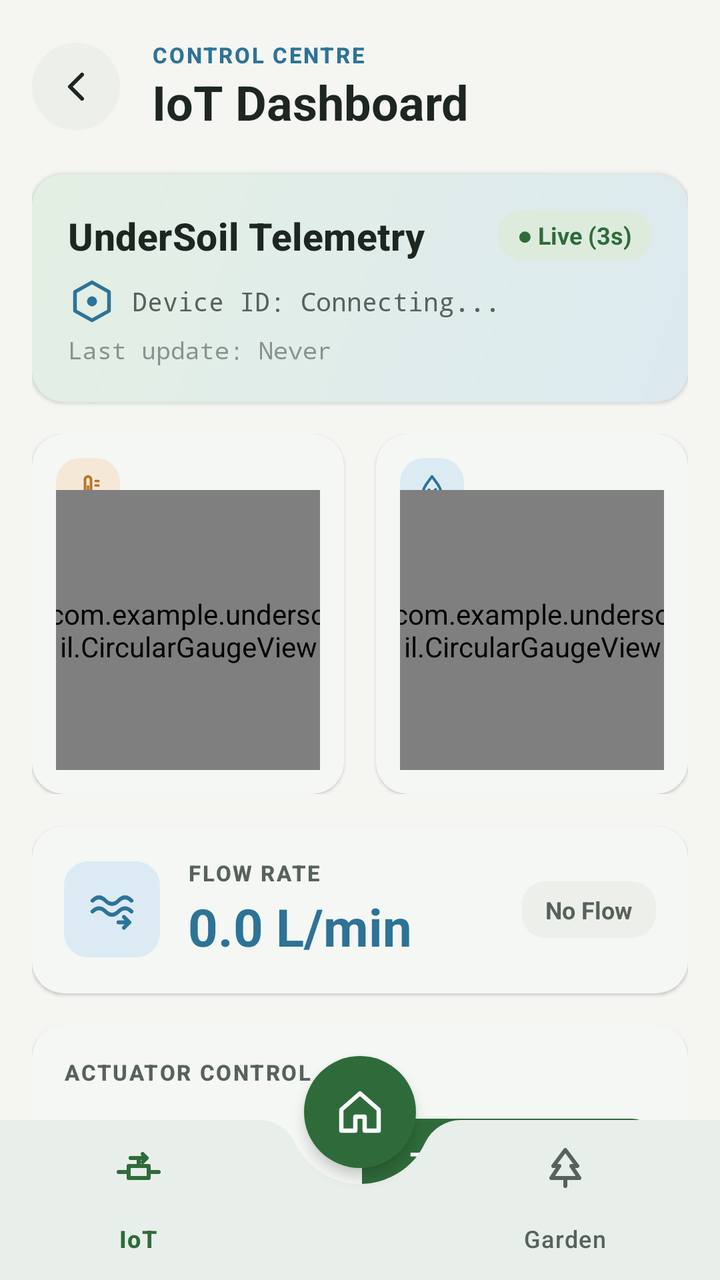
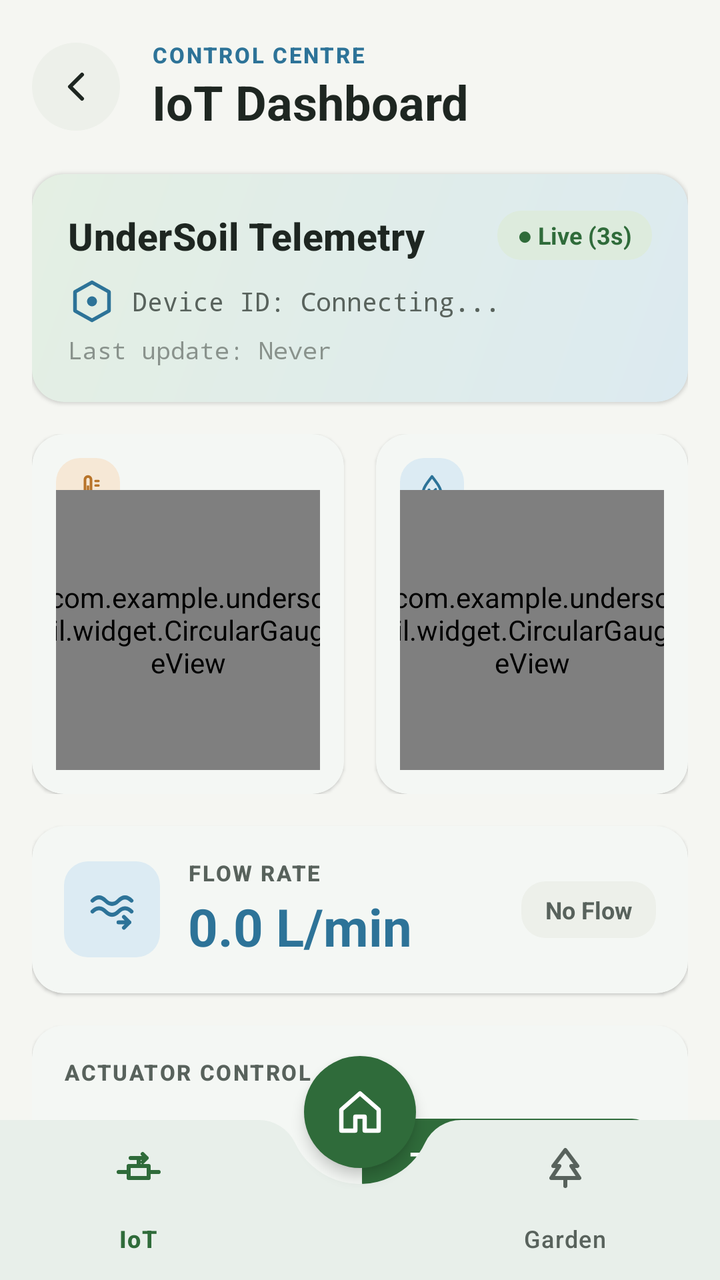

Screens rendered from an Android XML layout before and after an edit, with the pre-edit source and the edit as a unified diff.
<!-- AndroidManifest.xml: application theme Theme.Undersoil -->
<!-- res/layout/iot_screen.xml -->
<?xml version="1.0" encoding="utf-8"?>
<androidx.coordinatorlayout.widget.CoordinatorLayout
    xmlns:android="http://schemas.android.com/apk/res/android"
    xmlns:app="http://schemas.android.com/apk/res-auto"
    xmlns:tools="http://schemas.android.com/tools"
    android:id="@+id/main"
    android:layout_width="match_parent"
    android:layout_height="match_parent"
    android:background="@drawable/bg_screen_gradient">

    <androidx.core.widget.NestedScrollView
        android:layout_width="match_parent"
        android:layout_height="match_parent"
        android:clipToPadding="false"
        android:fillViewport="true"
        android:paddingBottom="112dp">

        <LinearLayout
            android:layout_width="match_parent"
            android:layout_height="wrap_content"
            android:orientation="vertical"
            android:paddingHorizontal="16dp"
            android:paddingTop="20dp">

            
            <LinearLayout
                android:layout_width="match_parent"
                android:layout_height="wrap_content"
                android:layout_marginBottom="20dp"
                android:gravity="center_vertical"
                android:orientation="horizontal">

                <ImageButton
                    android:id="@+id/backButton"
                    android:layout_width="44dp"
                    android:layout_height="44dp"
                    android:background="@drawable/bg_circle_white"
                    android:contentDescription="Back"
                    android:padding="12dp"
                    android:src="@drawable/ic_back_arrow"
                    app:tint="@color/us_text_primary" />

                <LinearLayout
                    android:layout_width="wrap_content"
                    android:layout_height="wrap_content"
                    android:layout_marginStart="16dp"
                    android:orientation="vertical">

                    <TextView
                        android:layout_width="wrap_content"
                        android:layout_height="wrap_content"
                        android:text="Control centre"
                        android:textAppearance="@style/TextAppearance.AgriTech.Label"
                        android:textColor="@color/us_aqua" />

                    <TextView
                        android:layout_width="wrap_content"
                        android:layout_height="wrap_content"
                        android:text="IoT Dashboard"
                        android:textAppearance="@style/TextAppearance.AgriTech.Headline" />
                </LinearLayout>
            </LinearLayout>

            
            <com.google.android.material.card.MaterialCardView
                android:id="@+id/cardWarningBanner"
                style="@style/Widget.AgriTech.CardView.Alert"
                android:layout_width="match_parent"
                android:layout_height="wrap_content"
                android:layout_marginBottom="16dp"
                android:visibility="gone"
                app:cardBackgroundColor="@color/us_danger_container">

                <LinearLayout
                    android:layout_width="match_parent"
                    android:layout_height="wrap_content"
                    android:gravity="center_vertical"
                    android:orientation="horizontal"
                    android:padding="16dp">

                    <ImageView
                        style="@style/Widget.AgriTech.IconTile.Danger"
                        android:layout_marginEnd="12dp"
                        android:src="@drawable/ic_flow_rate" />

                    <LinearLayout
                        android:layout_width="0dp"
                        android:layout_height="wrap_content"
                        android:layout_weight="1"
                        android:orientation="vertical">

                        <TextView
                            android:layout_width="wrap_content"
                            android:layout_height="wrap_content"
                            android:letterSpacing="0.08"
                            android:text="UNINTENDED FLOW DETECTED!"
                            android:textColor="@color/us_danger"
                            android:textSize="13sp"
                            android:textStyle="bold" />

                        <TextView
                            android:id="@+id/tvWarningBannerText"
                            android:layout_width="wrap_content"
                            android:layout_height="wrap_content"
                            android:layout_marginTop="2dp"
                            android:text="Active flow detected while valve is CLOSED."
                            android:textColor="@color/us_text_primary"
                            android:textSize="12sp" />

                    </LinearLayout>

                    <com.google.android.material.button.MaterialButton
                        android:id="@+id/btnWarningAction"
                        style="@style/Widget.AgriTech.Button.Text.Danger"
                        android:layout_width="wrap_content"
                        android:layout_height="wrap_content"
                        android:text="OPEN VALVE" />

                </LinearLayout>
            </com.google.android.material.card.MaterialCardView>

            
            <com.google.android.material.card.MaterialCardView
                style="@style/Widget.AgriTech.CardView.Aqua"
                android:layout_width="match_parent"
                android:layout_height="wrap_content"
                android:layout_marginBottom="16dp"
                app:cardBackgroundColor="@android:color/transparent">

                <LinearLayout
                    android:layout_width="match_parent"
                    android:layout_height="wrap_content"
                    android:background="@drawable/bg_hero_card"
                    android:orientation="vertical"
                    android:padding="18dp">

                    <LinearLayout
                        android:layout_width="match_parent"
                        android:layout_height="wrap_content"
                        android:gravity="center_vertical"
                        android:orientation="horizontal">

                        <TextView
                            android:id="@+id/tvDeviceTitle"
                            android:layout_width="0dp"
                            android:layout_height="wrap_content"
                            android:layout_weight="1"
                            android:text="UnderSoil Telemetry"
                            android:textAppearance="@style/TextAppearance.AgriTech.Title"
                            android:textSize="19sp" />

                        <TextView
                            android:id="@+id/tvStreamStatus"
                            android:layout_width="wrap_content"
                            android:layout_height="wrap_content"
                            android:background="@drawable/bg_status_badge"
                            android:paddingHorizontal="10dp"
                            android:paddingVertical="4dp"
                            android:text="● Live (3s)"
                            android:textColor="@color/valve_open"
                            android:textSize="12sp"
                            android:textStyle="bold" />
                    </LinearLayout>

                    <TextView
                        android:id="@+id/tvDeviceId"
                        android:layout_width="wrap_content"
                        android:layout_height="wrap_content"
                        android:layout_marginTop="8dp"
                        android:drawableStart="@drawable/ic_sector_node"
                        android:drawablePadding="8dp"
                        android:drawableTint="@color/us_aqua"
                        android:fontFamily="monospace"
                        android:gravity="center_vertical"
                        android:text="Device ID: Connecting..."
                        android:textColor="@color/us_text_secondary"
                        android:textSize="13sp" />

                    <TextView
                        android:id="@+id/tvLastUpdated"
                        android:layout_width="wrap_content"
                        android:layout_height="wrap_content"
                        android:layout_marginTop="4dp"
                        android:fontFamily="monospace"
                        android:text="Last update: Never"
                        android:textColor="@color/us_text_hint"
                        android:textSize="12sp" />

                </LinearLayout>
            </com.google.android.material.card.MaterialCardView>

            
            <LinearLayout
                android:layout_width="match_parent"
                android:layout_height="wrap_content"
                android:layout_marginBottom="16dp"
                android:baselineAligned="false"
                android:orientation="horizontal">

                
                <com.google.android.material.card.MaterialCardView
                    android:layout_width="0dp"
                    android:layout_height="wrap_content"
                    android:layout_marginEnd="8dp"
                    android:layout_weight="1">

                    <FrameLayout
                        android:layout_width="match_parent"
                        android:layout_height="wrap_content"
                        android:padding="12dp">

                        <ImageView
                            style="@style/Widget.AgriTech.IconTile.Amber"
                            android:layout_width="32dp"
                            android:layout_height="32dp"
                            android:padding="7dp"
                            android:src="@drawable/ic_thermometer" />

                        <com.example.undersoil.CircularGaugeView
                            android:id="@+id/gaugeTemperature"
                            android:layout_width="140dp"
                            android:layout_height="140dp"
                            android:layout_gravity="center_horizontal"
                            android:layout_marginTop="16dp" />
                    </FrameLayout>
                </com.google.android.material.card.MaterialCardView>

                
                <com.google.android.material.card.MaterialCardView
                    android:layout_width="0dp"
                    android:layout_height="wrap_content"
                    android:layout_marginStart="8dp"
                    android:layout_weight="1">

                    <FrameLayout
                        android:layout_width="match_parent"
                        android:layout_height="wrap_content"
                        android:padding="12dp">

                        <ImageView
                            style="@style/Widget.AgriTech.IconTile.Aqua"
                            android:layout_width="32dp"
                            android:layout_height="32dp"
                            android:padding="7dp"
                            android:src="@drawable/ic_humidity" />

                        <com.example.undersoil.CircularGaugeView
                            android:id="@+id/gaugeHumidity"
                            android:layout_width="140dp"
                            android:layout_height="140dp"
                            android:layout_gravity="center_horizontal"
                            android:layout_marginTop="16dp" />
                    </FrameLayout>
                </com.google.android.material.card.MaterialCardView>

            </LinearLayout>

            
            <com.google.android.material.card.MaterialCardView
                style="@style/Widget.AgriTech.CardView.Aqua"
                android:layout_width="match_parent"
                android:layout_height="wrap_content"
                android:layout_marginBottom="16dp">

                <LinearLayout
                    android:layout_width="match_parent"
                    android:layout_height="wrap_content"
                    android:gravity="center_vertical"
                    android:orientation="horizontal"
                    android:padding="16dp">

                    <ImageView
                        style="@style/Widget.AgriTech.IconTile.Aqua"
                        android:layout_width="48dp"
                        android:layout_height="48dp"
                        android:padding="11dp"
                        android:src="@drawable/ic_flow_rate" />

                    <LinearLayout
                        android:layout_width="0dp"
                        android:layout_height="wrap_content"
                        android:layout_marginStart="14dp"
                        android:layout_weight="1"
                        android:orientation="vertical">

                        <TextView
                            android:layout_width="wrap_content"
                            android:layout_height="wrap_content"
                            android:text="FLOW RATE"
                            android:textAppearance="@style/TextAppearance.AgriTech.Label" />

                        <TextView
                            android:id="@+id/tvFlowRate"
                            android:layout_width="wrap_content"
                            android:layout_height="wrap_content"
                            android:layout_marginTop="2dp"
                            android:text="0.0 L/min"
                            android:textAppearance="@style/TextAppearance.AgriTech.DataValue"
                            android:textColor="@color/flow_rate_blue" />
                    </LinearLayout>

                    <TextView
                        android:id="@+id/tvFlowStatus"
                        android:layout_width="wrap_content"
                        android:layout_height="wrap_content"
                        android:background="@drawable/bg_status_badge"
                        android:backgroundTint="@color/us_surface_raised"
                        android:paddingHorizontal="12dp"
                        android:paddingVertical="6dp"
                        android:text="No Flow"
                        android:textColor="@color/us_text_secondary"
                        android:textSize="12sp"
                        android:textStyle="bold" />

                </LinearLayout>
            </com.google.android.material.card.MaterialCardView>

            
            <com.google.android.material.card.MaterialCardView
                android:id="@+id/cardValveControl"
                android:layout_width="match_parent"
                android:layout_height="wrap_content">

                <LinearLayout
                    android:layout_width="match_parent"
                    android:layout_height="wrap_content"
                    android:orientation="vertical"
                    android:padding="16dp">

                    <TextView
                        android:layout_width="wrap_content"
                        android:layout_height="wrap_content"
                        android:text="ACTUATOR CONTROL"
                        android:textAppearance="@style/TextAppearance.AgriTech.Label" />

                    <LinearLayout
                        android:layout_width="match_parent"
                        android:layout_height="wrap_content"
                        android:layout_marginTop="12dp"
                        android:gravity="center_vertical"
                        android:orientation="horizontal">

                        
                        <FrameLayout
                            android:layout_width="48dp"
                            android:layout_height="48dp"
                            android:clipChildren="false"
                            android:clipToPadding="false">

                            <View
                                android:id="@+id/viewValveGlow"
                                android:layout_width="48dp"
                                android:layout_height="48dp"
                                android:layout_gravity="center"
                                android:background="@drawable/bg_valve_node_glow"
                                android:visibility="invisible" />

                            <View
                                android:id="@+id/viewValveCore"
                                android:layout_width="14dp"
                                android:layout_height="14dp"
                                android:layout_gravity="center"
                                android:background="@drawable/bg_valve_node_core"
                                android:backgroundTint="@color/valve_closed" />
                        </FrameLayout>

                        <TextView
                            android:id="@+id/tvValveStatus"
                            android:layout_width="0dp"
                            android:layout_height="wrap_content"
                            android:layout_marginStart="8dp"
                            android:layout_weight="1"
                            android:fontFamily="sans-serif-condensed"
                            android:letterSpacing="0.04"
                            android:text="Valve: CLOSED"
                            android:textColor="@color/valve_closed"
                            android:textSize="17sp"
                            android:textStyle="bold" />

                        <com.google.android.material.button.MaterialButton
                            android:id="@+id/btnToggleValve"
                            style="@style/Widget.AgriTech.Button"
                            android:layout_width="wrap_content"
                            android:layout_height="wrap_content"
                            android:text="Turn Valve ON" />

                    </LinearLayout>

                    <com.google.android.material.button.MaterialButton
                        android:id="@+id/btnScheduleWatering"
                        style="@style/Widget.AgriTech.Button.Outlined"
                        android:layout_width="match_parent"
                        android:layout_height="wrap_content"
                        android:layout_marginTop="14dp"
                        android:text="Schedule Watering"
                        app:icon="@drawable/ic_drop"
                        app:iconGravity="textStart" />

                </LinearLayout>
            </com.google.android.material.card.MaterialCardView>

            
            <com.google.android.material.card.MaterialCardView
                android:id="@+id/cardValveHistory"
                android:layout_width="match_parent"
                android:layout_height="wrap_content"
                android:layout_marginTop="16dp"
                android:visibility="gone">

                <LinearLayout
                    android:layout_width="match_parent"
                    android:layout_height="wrap_content"
                    android:orientation="vertical"
                    android:padding="16dp">

                    <TextView
                        android:layout_width="wrap_content"
                        android:layout_height="wrap_content"
                        android:text="RECENT VALVE ACTIONS"
                        android:textAppearance="@style/TextAppearance.AgriTech.Label" />

                    
                    <LinearLayout
                        android:id="@+id/llValveHistory"
                        android:layout_width="match_parent"
                        android:layout_height="wrap_content"
                        android:layout_marginTop="8dp"
                        android:orientation="vertical" />

                </LinearLayout>
            </com.google.android.material.card.MaterialCardView>

        </LinearLayout>

    </androidx.core.widget.NestedScrollView>

    
    <com.google.android.material.bottomappbar.BottomAppBar
        android:id="@+id/bottomAppBar"
        android:layout_width="match_parent"
        android:layout_height="wrap_content"
        android:layout_gravity="bottom">

        <com.google.android.material.bottomnavigation.BottomNavigationView
            android:id="@+id/bottom_navigation"
            android:layout_width="match_parent"
            android:layout_height="wrap_content"
            android:layout_marginEnd="16dp"
            app:menu="@menu/bottom_nav_menu" />

    </com.google.android.material.bottomappbar.BottomAppBar>

    
    <com.google.android.material.floatingactionbutton.FloatingActionButton
        android:id="@+id/fabHome"
        android:layout_width="wrap_content"
        android:layout_height="wrap_content"
        android:contentDescription="@string/nav_home"
        android:src="@drawable/ic_home"
        app:layout_anchor="@id/bottomAppBar"
        app:maxImageSize="28dp" />

</androidx.coordinatorlayout.widget.CoordinatorLayout>
<!-- resources referenced by this layout -->
<resources>
  <color name="flow_rate_blue">@color/us_aqua</color>
  <color name="us_aqua">#2D7398</color>
  <color name="us_danger">#B34A3C</color>
  <color name="us_danger_container">#F8E1DC</color>
  <color name="us_surface_raised">#EDF0EA</color>
  <color name="us_text_hint">#89928C</color>
  <color name="us_text_primary">#1E2621</color>
  <color name="us_text_secondary">#58625C</color>
  <color name="valve_closed">@color/us_danger</color>
  <color name="valve_open">@color/us_bio_green</color>
  <!-- drawable bg_valve_node_core (drawable) -->
  <?xml version="1.0" encoding="utf-8"?>
  <shape xmlns:android="http://schemas.android.com/apk/res/android"
      android:shape="oval">
      <solid android:color="@color/white" />
  </shape>
  <string name="nav_home">Home</string>
  <style name="Widget.AgriTech.CardView.Alert">
          <item name="cardBackgroundColor">@color/us_danger_container</item>
          <item name="cardElevation">0dp</item>
      </style>
  <style name="Widget.AgriTech.CardView.Aqua" />
  <style name="Widget.AgriTech.IconTile.Amber">
          <item name="android:background">@drawable/bg_icon_tile_amber</item>
          <item name="tint">@color/us_amber</item>
      </style>
  <style name="Widget.AgriTech.IconTile.Aqua">
          <item name="android:background">@drawable/bg_icon_tile_aqua</item>
          <item name="tint">@color/us_aqua</item>
      </style>
  <style name="Widget.AgriTech.IconTile.Danger">
          <item name="android:background">@drawable/bg_icon_tile_danger</item>
          <item name="tint">@color/us_danger</item>
      </style>
  <style name="Theme.Undersoil" parent="Base.Theme.Undersoil" />
  <color name="us_bio_green">#2F6B3A</color>
  <color name="us_hero_end">#DCEAF0</color>
  <color name="us_hero_start">#E4EFE3</color>
  <color name="us_bg">#F5F6F2</color>
  <color name="us_bio_green_container">#DDEBDD</color>
  <color name="white">#FFFFFFFF</color>
  <style name="ShapeAppearance.AgriTech.Button" parent="">
          <item name="cornerFamily">rounded</item>
          <item name="cornerSize">12dp</item>
      </style>
  <color name="us_bio_green_glow">#1F2F6B3A</color>
  <color name="us_amber">#B8742A</color>
  <style name="Base.Theme.Undersoil" parent="AgriTech.Theme" />
  <color name="us_amber_container">#F6E8D6</color>
  <color name="us_aqua_container">#DCEBF3</color>
  <color name="us_on_bio_green">#FFFFFF</color>
  <color name="us_on_bio_green_container">#163A1E</color>
  <color name="us_bio_green_dim">#24542D</color>
  <color name="us_on_aqua">#FFFFFF</color>
  <color name="us_on_aqua_container">#123547</color>
  <color name="us_surface">#FFFFFF</color>
  <color name="us_on_danger">#FFFFFF</color>
  <color name="us_surface_card">#FFFFFF</color>
  <color name="us_outline_strong">#C4CBC1</color>
  <color name="us_outline">#E2E6DF</color>
  <style name="ShapeAppearance.AgriTech.Small" parent="ShapeAppearance.Material3.Corner.Small">
          <item name="cornerFamily">rounded</item>
          <item name="cornerSize">8dp</item>
      </style>
  <style name="ShapeAppearance.AgriTech.Medium" parent="ShapeAppearance.Material3.Corner.Medium">
          <item name="cornerFamily">rounded</item>
          <item name="cornerSize">16dp</item>
      </style>
  <style name="ShapeAppearance.AgriTech.Large" parent="ShapeAppearance.Material3.Corner.Large">
          <item name="cornerFamily">rounded</item>
          <item name="cornerSize">20dp</item>
      </style>
  <style name="TextAppearance.AgriTech.NavLabel.Active">
          <item name="android:textStyle">bold</item>
      </style>
  <style name="TextAppearance.AgriTech.NavLabel" parent="TextAppearance.Material3.LabelMedium">
          <item name="android:textSize">12sp</item>
          <item name="android:letterSpacing">0.04</item>
      </style>
  <style name="ShapeAppearance.AgriTech.Pill" parent="">
          <item name="cornerFamily">rounded</item>
          <item name="cornerSize">50%</item>
      </style>
  <color name="us_surface_input">#F3F5F0</color>
  <!-- unchanged entries left out for length: 32 -->
</resources>

<!-- the commit's change to res/layout/iot_screen.xml (unified diff, before → after) -->
@@ -216,7 +216,7 @@
                             android:padding="7dp"
                             android:src="@drawable/ic_thermometer" />
 
-                        <com.example.undersoil.CircularGaugeView
+                        <com.example.undersoil.widget.CircularGaugeView
                             android:id="@+id/gaugeTemperature"
                             android:layout_width="140dp"
                             android:layout_height="140dp"
@@ -244,7 +244,7 @@
                             android:padding="7dp"
                             android:src="@drawable/ic_humidity" />
 
-                        <com.example.undersoil.CircularGaugeView
+                        <com.example.undersoil.widget.CircularGaugeView
                             android:id="@+id/gaugeHumidity"
                             android:layout_width="140dp"
                             android:layout_height="140dp"
